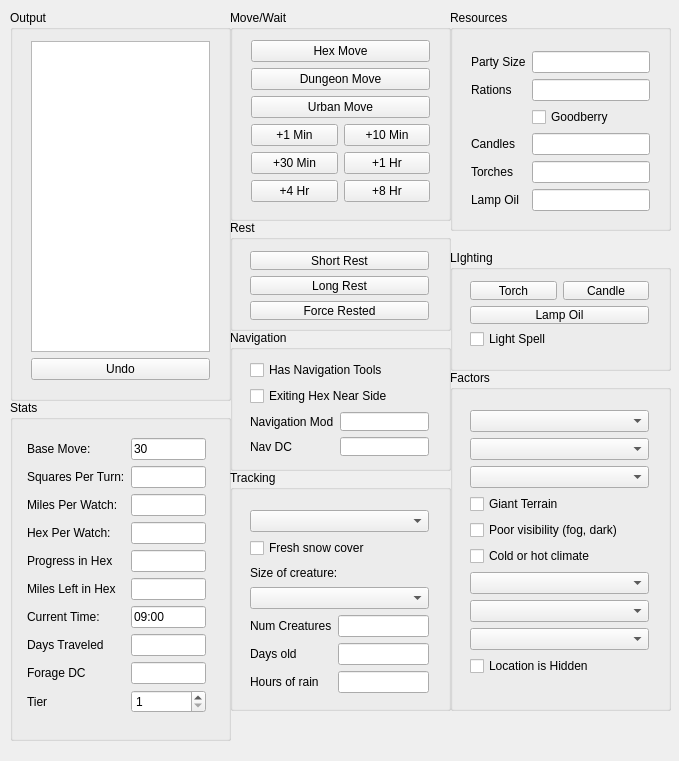
erickveil/DungeonMoveTracker, file mainwindow.ui: the form before one commit.
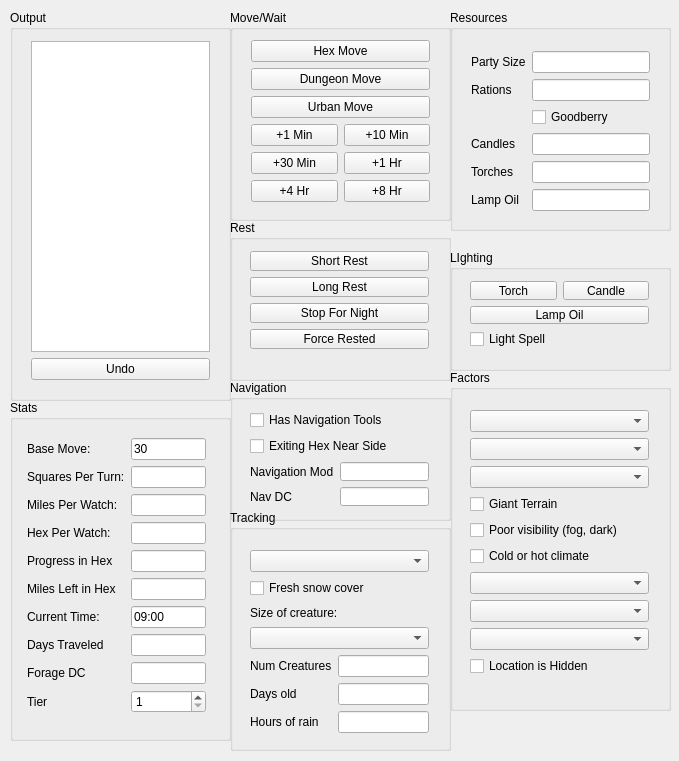
The form after the commit.

```diff
--- a/mainwindow.ui
+++ b/mainwindow.ui
@@ -18,7 +18,7 @@
     <property name="geometry">
      <rect>
       <x>230</x>
-      <y>470</y>
+      <y>510</y>
       <width>221</width>
       <height>241</height>
      </rect>
@@ -500,7 +500,7 @@
       <x>230</x>
       <y>220</y>
       <width>221</width>
-      <height>111</height>
+      <height>161</height>
      </rect>
     </property>
     <property name="title">
@@ -512,7 +512,7 @@
        <x>9</x>
        <y>20</y>
        <width>201</width>
-       <height>91</height>
+       <height>120</height>
       </rect>
      </property>
      <layout class="QVBoxLayout" name="verticalLayout_3">
@@ -530,6 +530,13 @@
         </property>
        </widget>
       </item>
+      <item>
+       <widget class="QPushButton" name="pbStopNight">
+        <property name="text">
+         <string>Stop For Night</string>
+        </property>
+       </widget>
+      </item>
       <item>
        <widget class="QPushButton" name="pbForceRest">
         <property name="text">
@@ -544,7 +551,7 @@
     <property name="geometry">
      <rect>
       <x>230</x>
-      <y>330</y>
+      <y>380</y>
       <width>221</width>
       <height>141</height>
      </rect>
```
